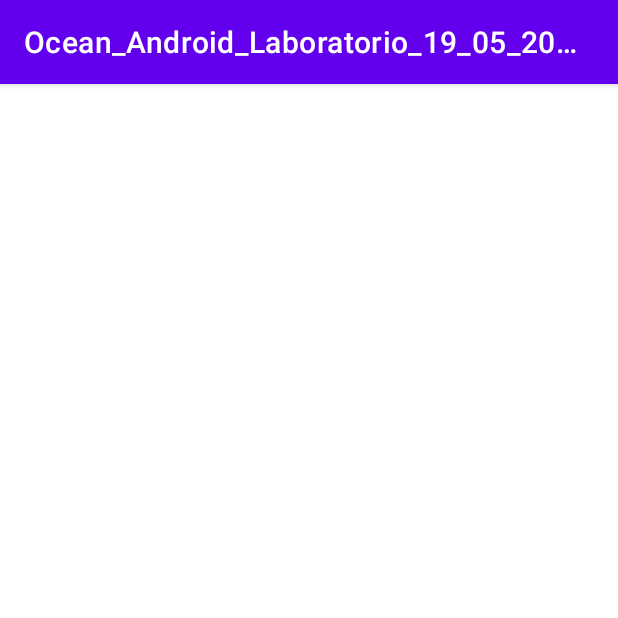
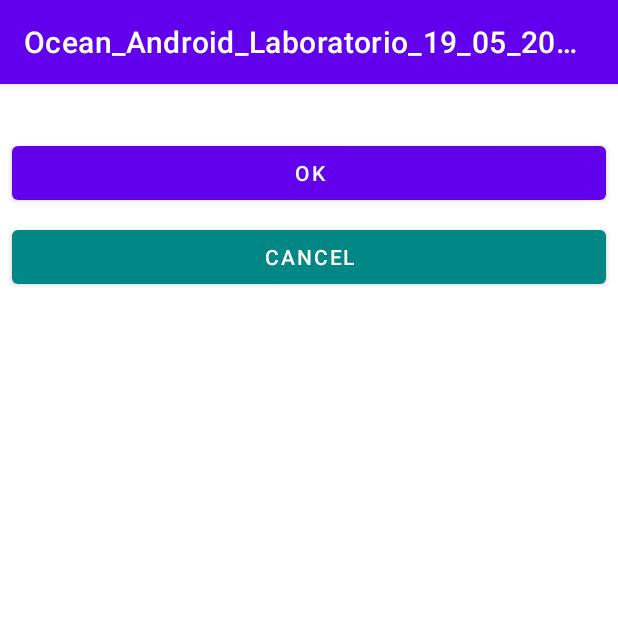
Before and after one commit to paulosalvatore/Ocean_Android_Laboratorio_19_05_2021, an Android app: the screen it shows after launch (DetailsActivity), after a tap on "SEND TO ANOTHER SCREEN", on a phone screen of 412 x 824 dp, the top half of it. Run offline under Robolectric (Android 15) with nearby library versions, the phone set to English and light mode, and no system bars.

Commit message:
Recebendo resultado de uma Activity via Intent e SetResult

```diff
--- a/app/src/main/java/com/oceanbrasil/ocean_android_laboratorio_19_05_2021/DetailsActivity.kt
+++ b/app/src/main/java/com/oceanbrasil/ocean_android_laboratorio_19_05_2021/DetailsActivity.kt
@@ -1,7 +1,10 @@
 package com.oceanbrasil.ocean_android_laboratorio_19_05_2021
 
+import android.app.Activity
+import android.content.Intent
 import androidx.appcompat.app.AppCompatActivity
 import android.os.Bundle
+import android.widget.Button
 import android.widget.TextView
 
 class DetailsActivity : AppCompatActivity() {
@@ -13,5 +16,23 @@ class DetailsActivity : AppCompatActivity() {
 
         val tvInfo = findViewById<TextView>(R.id.tvInfo)
         tvInfo.text = extraInfo
+
+        val btOk = findViewById<Button>(R.id.btOk)
+        val btCancel = findViewById<Button>(R.id.btCancel)
+
+        btOk.setOnClickListener {
+            val resultIntent = Intent()
+            resultIntent.putExtra("DETAILS_RESULT", "Info na DetailsActivity")
+
+            setResult(Activity.RESULT_OK, resultIntent)
+
+            finish()
+        }
+
+        btCancel.setOnClickListener {
+            setResult(Activity.RESULT_CANCELED)
+
+            finish()
+        }
     }
 }
--- a/app/src/main/java/com/oceanbrasil/ocean_android_laboratorio_19_05_2021/MainActivity.kt
+++ b/app/src/main/java/com/oceanbrasil/ocean_android_laboratorio_19_05_2021/MainActivity.kt
@@ -1,5 +1,6 @@
 package com.oceanbrasil.ocean_android_laboratorio_19_05_2021
 
+import android.app.Activity
 import android.content.Intent
 import android.os.Bundle
 import android.widget.Button
@@ -8,6 +9,24 @@ import android.widget.TextView
 import androidx.appcompat.app.AppCompatActivity
 
 class MainActivity : AppCompatActivity() {
+    companion object {
+        const val NEW_SCREEN_REQUEST_CODE = 1
+    }
+
+    override fun onActivityResult(requestCode: Int, resultCode: Int, data: Intent?) {
+        super.onActivityResult(requestCode, resultCode, data)
+
+        if (requestCode == NEW_SCREEN_REQUEST_CODE) {
+            val tvResult = findViewById<TextView>(R.id.tvResult)
+
+            if (resultCode == Activity.RESULT_OK) {
+                tvResult.text = data?.getStringExtra("DETAILS_RESULT")
+            } else if (resultCode == Activity.RESULT_CANCELED) {
+                tvResult.text = "Ação cancelada."
+            }
+        }
+    }
+
     override fun onCreate(savedInstanceState: Bundle?) {
         super.onCreate(savedInstanceState)
         setContentView(R.layout.activity_main)
@@ -18,11 +37,20 @@ class MainActivity : AppCompatActivity() {
         val tvResult = findViewById<TextView>(R.id.tvResult)
 
         btSendAnotherScreen.setOnClickListener {
+//            // Iniciando uma Activity com conteúdo extra
+//            val newScreenIntent = Intent(this, DetailsActivity::class.java)
+//
+//            newScreenIntent.putExtra("EXTRA_INFO", tvResult.text.toString())
+//
+//            startActivity(newScreenIntent)
+
+            // Iniciando uma Activity com conteúdo extra e que esteja aguardando um resultado
+            // Lembrando que o conteúdo extra é opcional
             val newScreenIntent = Intent(this, DetailsActivity::class.java)
 
             newScreenIntent.putExtra("EXTRA_INFO", tvResult.text.toString())
 
-            startActivity(newScreenIntent)
+            startActivityForResult(newScreenIntent, NEW_SCREEN_REQUEST_CODE)
 
 //            // Call
 //            val intent = Intent(Intent.ACTION_DIAL)
--- a/app/src/main/res/layout/activity_details.xml
+++ b/app/src/main/res/layout/activity_details.xml
@@ -15,10 +15,37 @@
         android:layout_marginTop="8dp"
         android:layout_marginEnd="8dp"
         android:layout_marginRight="8dp"
-        android:layout_marginBottom="8dp"
         android:text="TextView"
-        app:layout_constraintBottom_toBottomOf="parent"
         app:layout_constraintEnd_toEndOf="parent"
         app:layout_constraintStart_toStartOf="parent"
         app:layout_constraintTop_toTopOf="parent" />
+
+    <Button
+        android:id="@+id/btOk"
+        android:layout_width="0dp"
+        android:layout_height="wrap_content"
+        android:layout_marginStart="8dp"
+        android:layout_marginLeft="8dp"
+        android:layout_marginTop="8dp"
+        android:layout_marginEnd="8dp"
+        android:layout_marginRight="8dp"
+        android:text="@android:string/yes"
+        app:layout_constraintEnd_toEndOf="parent"
+        app:layout_constraintStart_toStartOf="parent"
+        app:layout_constraintTop_toBottomOf="@+id/tvInfo" />
+
+    <Button
+        android:id="@+id/btCancel"
+        android:layout_width="0dp"
+        android:layout_height="wrap_content"
+        android:layout_marginStart="8dp"
+        android:layout_marginLeft="8dp"
+        android:layout_marginTop="8dp"
+        android:layout_marginEnd="8dp"
+        android:layout_marginRight="8dp"
+        android:text="@android:string/no"
+        app:backgroundTint="@color/teal_700"
+        app:layout_constraintEnd_toEndOf="parent"
+        app:layout_constraintStart_toStartOf="parent"
+        app:layout_constraintTop_toBottomOf="@+id/btOk" />
 </androidx.constraintlayout.widget.ConstraintLayout>
```
